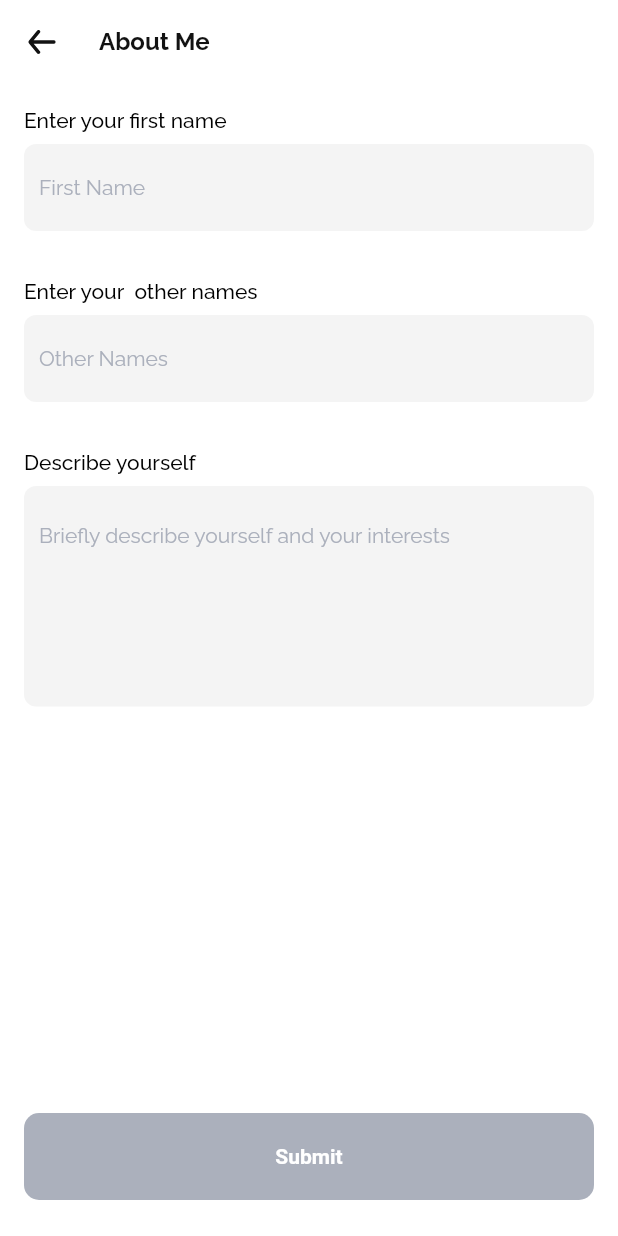
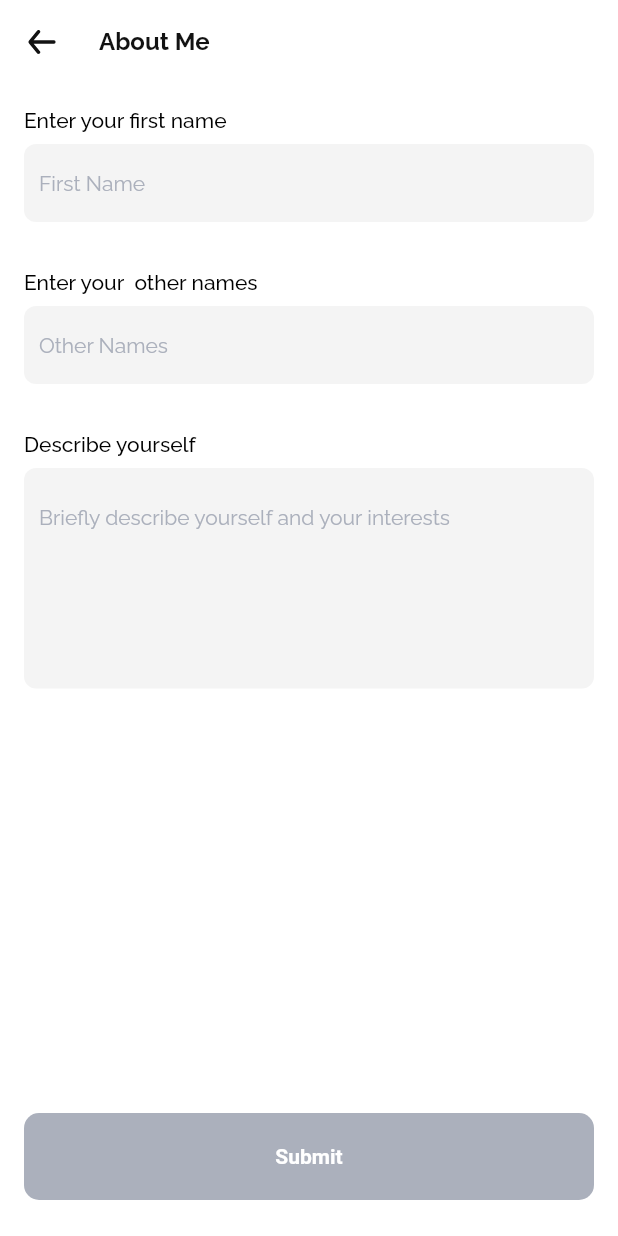
Before and after one commit to iDev-20/quizzia, a Flutter app: the screen it shows after launch, after a tap on "Get Started", on a phone screen of 412 x 824 dp. Run offline on Flutter 3.47's test engine with Material 3 defaults, Android fonts, the phone set to English and light mode, and no system bars; our stand-ins replace dotted_border, flutter_svg.

Commit message:
updated the navigation from the splash screen to use pushReplacement
simplified the textfield filled color logic, and adjusted the content padding to match the updated design

refactored DashboardMetricGridView to use GridView rather than Rows and Columns

```diff
--- a/lib/resources/app_form_fields.dart
+++ b/lib/resources/app_form_fields.dart
@@ -94,7 +94,7 @@ class _CustomAppTextFormFieldState extends State<CustomAppTextFormField> {
             ),
           ),
           SizedBox(
-            height: 58,
+            height: 52,
             child: TextFormField(
               enabled: widget.enabled,
               autofocus: widget.autofocus,
@@ -106,14 +106,12 @@ class _CustomAppTextFormFieldState extends State<CustomAppTextFormField> {
                   fontWeight: FontWeight.w400),
               decoration: InputDecoration(
                 filled: true,
-                fillColor: !widget.enabled
-                    ? AppColors.grey
-                    : isFocused
-                        ? AppColors.primary50
-                        : AppColors.grey,
+                fillColor: (widget.enabled && isFocused)
+                    ? AppColors.primary50
+                    : AppColors.grey,
                 suffixIcon: widget.suffixWidget,
                 contentPadding:
-                    const EdgeInsets.symmetric(horizontal: 10, vertical: 21),
+                    const EdgeInsets.symmetric(horizontal: 10, vertical: 18),
                 hintText: widget.hintText,
                 hintStyle: const TextStyle(
                   color: AppColors.grey200,
@@ -194,7 +192,7 @@ class CustomSearchTextFormField extends StatelessWidget {
   @override
   Widget build(BuildContext context) {
     return Container(
-      height: 58,
+      height: 52,
       decoration: BoxDecoration(
         color: AppColors.grey,
         borderRadius: BorderRadius.circular(8),
@@ -204,7 +202,7 @@ class CustomSearchTextFormField extends StatelessWidget {
         cursorColor: AppColors.primaryColor,
         decoration: InputDecoration(
           contentPadding:
-              const EdgeInsets.only(left: 10, top: 21, right: 10, bottom: 21),
+              const EdgeInsets.symmetric(horizontal: 10, vertical: 18),
           hintText: hintText ?? AppStrings.searchForAnything,
           hintStyle: const TextStyle(
             color: AppColors.grey200,
@@ -332,11 +330,9 @@ class _CustomAppLongTextFormFieldState
                 color: AppColors.black, fontSize: 14, height: 1.5),
             decoration: InputDecoration(
               filled: true,
-              fillColor: !widget.enabled
-                  ? AppColors.grey
-                  : isFocused
-                      ? AppColors.primary50
-                      : AppColors.grey,
+              fillColor: (widget.enabled && isFocused)
+                  ? AppColors.primary50
+                  : AppColors.grey,
               suffixIcon: widget.suffixWidget,
               contentPadding:
                   const EdgeInsets.symmetric(horizontal: 10, vertical: 21),
--- a/lib/views/home/components/quiz_category_card.dart
+++ b/lib/views/home/components/quiz_category_card.dart
@@ -1,5 +1,3 @@
-
-
 import 'package:flutter/material.dart';
 import 'package:quizzia/models/ui_models.dart';
 import 'package:quizzia/resources/app_colors.dart';
--- a/lib/views/home/home_screen.dart
+++ b/lib/views/home/home_screen.dart
@@ -69,7 +69,7 @@ class _HomeScreenState extends State<HomeScreen> {
                   inkwellBorderRadius: BorderRadius.circular(8),
                   onTap: () {},
                   child: Ink(
-                    padding: const EdgeInsets.all(17),
+                    padding: const EdgeInsets.all(14),
                     child: AppImages.svgFilterIcon,
                   ),
                 ),
--- a/lib/views/splash_screen.dart
+++ b/lib/views/splash_screen.dart
@@ -22,7 +22,7 @@ class _SplashScreenState extends State<SplashScreen> {
   void initializeApp() {
     Future.delayed(const Duration(seconds: 2), () {
       if (!mounted) return;
-      Navigation.navigateToScreen(
+      Navigation.navigateToScreenAndClearOnePrevious(
           context: context, screen: const OnboardingScreen());
     });
   }
```
Also changed, not shown: lib/resources/dashboard_metric_grid_view.dart (+7 -54 lines).
